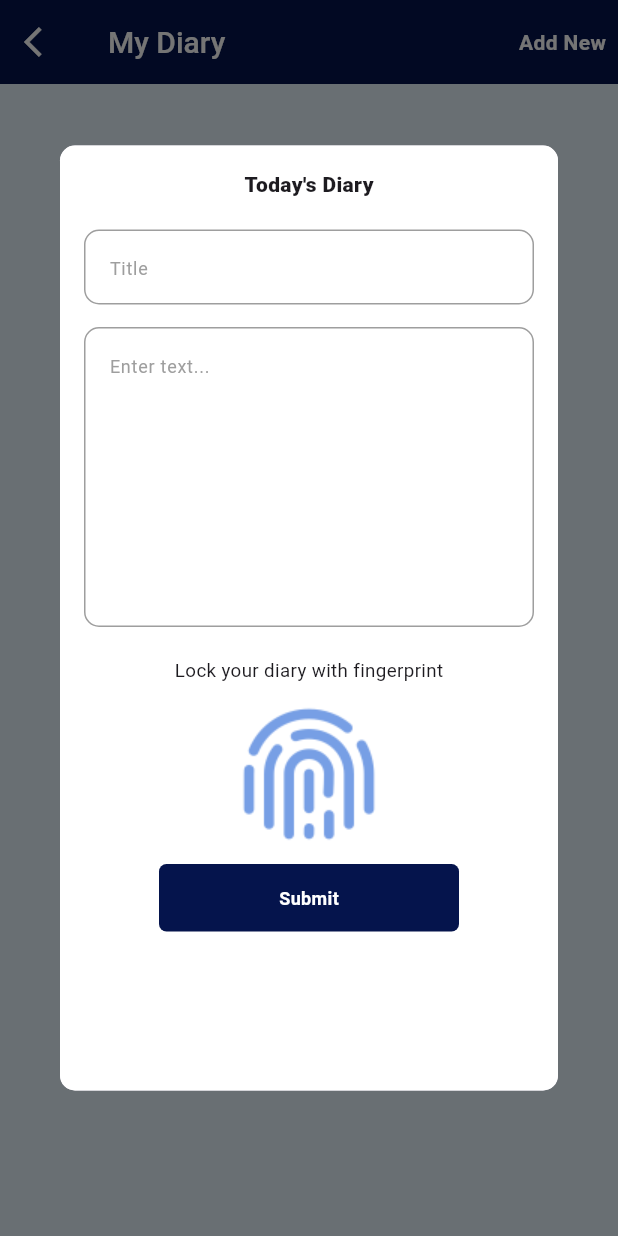
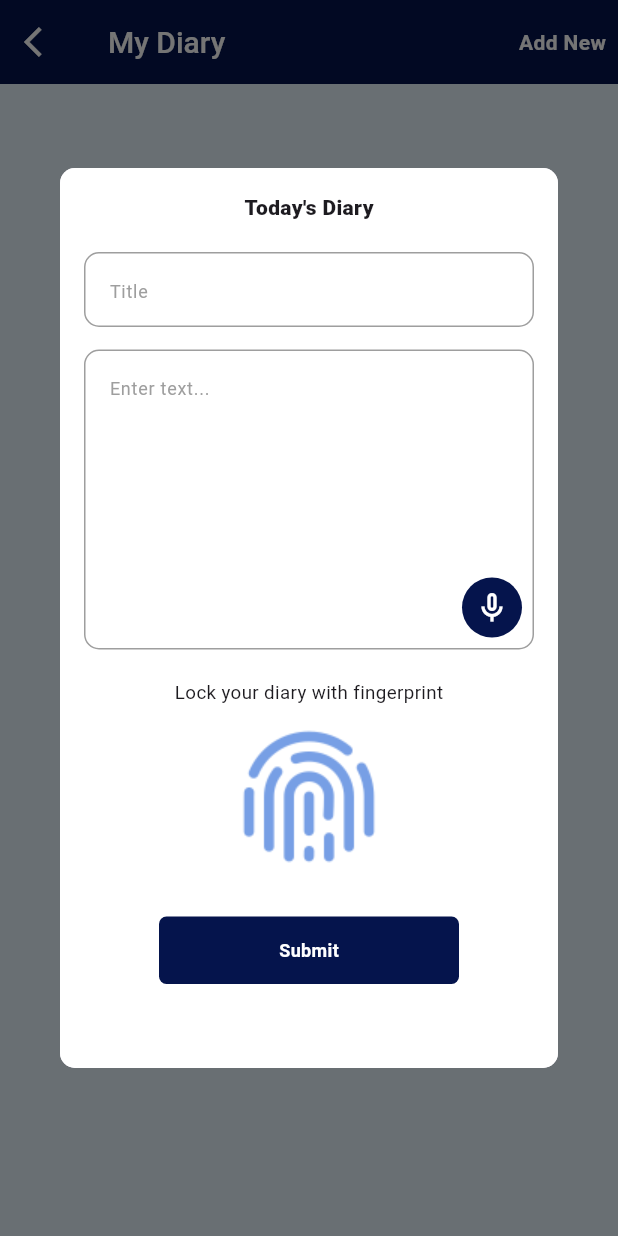
Before and after one commit to AthiraaAthi/project_way, a Flutter app: the MyDiaryScreen screen opened directly, after a tap on "Add New", on a phone screen of 412 x 824 dp. Run offline on Flutter 3.47's test engine with Material 3 defaults, Android fonts, the phone set to English and light mode, and no system bars; our stand-ins replace carousel_slider, pinput, table_calendar.

Commit message:
modified my diary add screen with mic icon

```diff
--- a/lib/view/diary_screen/dairy_screen.dart
+++ b/lib/view/diary_screen/dairy_screen.dart
@@ -1,4 +1,5 @@
 import 'package:flutter/material.dart';
+import 'package:flutter/widgets.dart';
 import 'package:project_way/utils/color_constant/color_constant.dart';
 import 'package:project_way/utils/image_constant/image_constant.dart';
 import 'package:project_way/view/diary_screen/diary_widget.dart';
@@ -49,7 +50,7 @@ class _MyDiaryScreenState extends State<MyDiaryScreen> {
                           borderRadius: BorderRadius.circular(10),
                         ),
                         child: Container(
-                            height: 630,
+                            height: 600,
                             width: 440,
                             decoration: BoxDecoration(
                               color: Colors.white,
@@ -92,12 +93,15 @@ class _MyDiaryScreenState extends State<MyDiaryScreen> {
                                     SizedBox(
                                       height: 15,
                                     ),
+                                    Stack(
+                                        alignment: Alignment.bottomRight,
+                                        children: [
                                           Container(
                                             height: 200,
                                             width: 300,
                                             decoration: BoxDecoration(
-                                          border:
-                                              Border.all(color: Colors.grey),
+                                                border: Border.all(
+                                                    color: Colors.grey),
                                                 borderRadius:
                                                     BorderRadius.circular(10)),
                                             child: TextField(
@@ -114,6 +118,22 @@ class _MyDiaryScreenState extends State<MyDiaryScreen> {
                                                       color: Colors.grey)),
                                             ),
                                           ),
+                                          Padding(
+                                            padding: const EdgeInsets.all(8.0),
+                                            child: InkWell(
+                                              onTap: () {},
+                                              child: CircleAvatar(
+                                                radius: 20,
+                                                backgroundColor:
+                                                    ColorConstant.defIndigo,
+                                                child: Icon(
+                                                  Icons.mic_none_outlined,
+                                                  color: Colors.white,
+                                                ),
+                                              ),
+                                            ),
+                                          )
+                                        ]),
                                     SizedBox(
                                       height: 20,
                                     ),
@@ -135,7 +155,7 @@ class _MyDiaryScreenState extends State<MyDiaryScreen> {
                                       ),
                                     ),
                                     SizedBox(
-                                      height: 10,
+                                      height: 30,
                                     ),
                                     InkWell(
                                       onTap: () {
```
Lines whose indentation alone changed are shown as unchanged.
